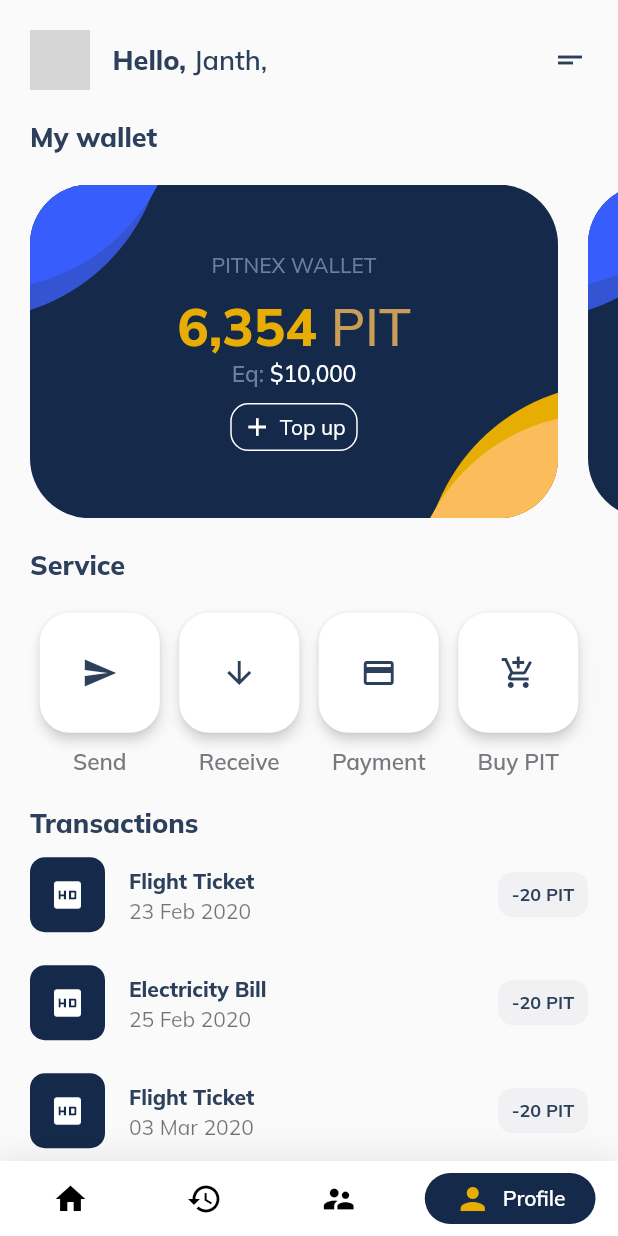
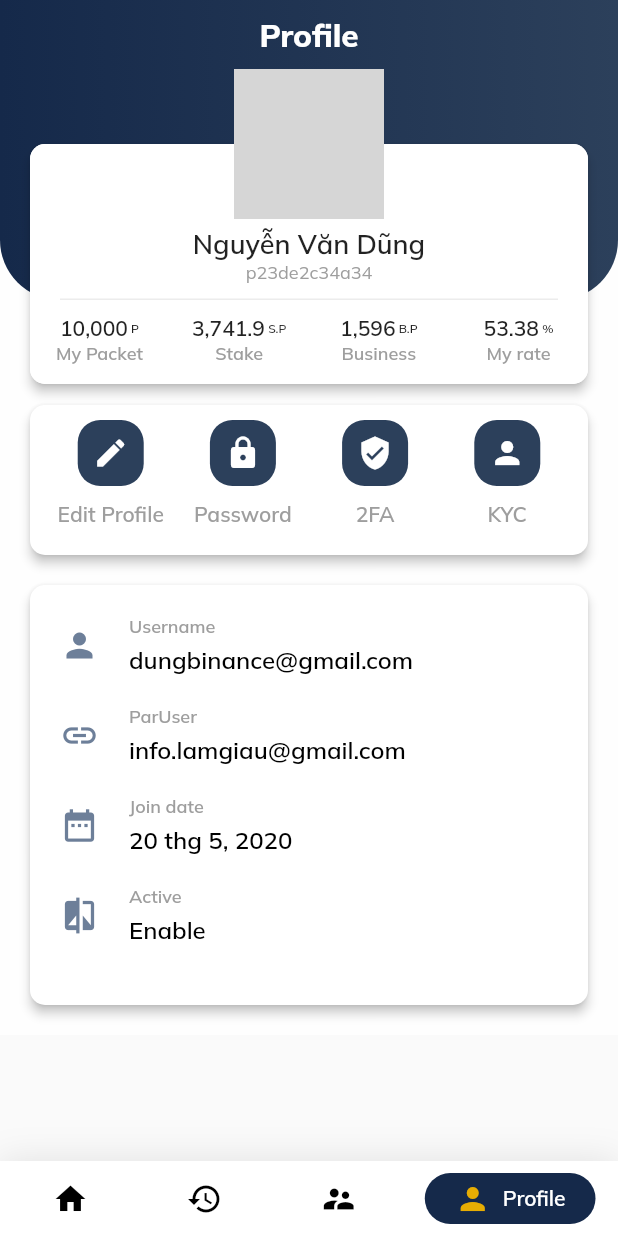
Before and after one commit to nhtlquan/wallet_flutter, a Flutter app: the screen it shows after launch, item 4 of the bottom bar chosen, on a phone screen of 412 x 824 dp. Run offline on Flutter 3.47's test engine with Material 2 defaults, Android fonts, the phone set to English and light mode, and no system bars; drawn by our look-alikes of google_nav_bar; our stand-ins replace curved_navigation_bar, flutter_svg, google_fonts; network calls fail; grey boxes are pictures that could not be loaded.

Commit message:
history, profile

```diff
--- a/lib/src/pages/homePage.dart
+++ b/lib/src/pages/homePage.dart
@@ -1,7 +1,10 @@
 import 'package:curved_navigation_bar/curved_navigation_bar.dart';
 import 'package:flutter/cupertino.dart';
 import 'package:flutter/material.dart';
+import 'package:flutter_wallet_app/src/pages/buyPitMoney.dart';
 import 'package:flutter_wallet_app/src/pages/pageReciveMoney.dart';
+import 'package:flutter_wallet_app/src/pages/profilePage.dart';
+import 'package:flutter_wallet_app/src/pages/transactionPage.dart';
 import 'package:flutter_wallet_app/src/theme/light_color.dart';
 import 'package:flutter_wallet_app/src/theme/theme.dart';
 import 'package:flutter_wallet_app/src/widgets/balance_card.dart';
@@ -19,7 +22,6 @@ class HomePage extends StatefulWidget {
 
 class _HomePageState extends State<HomePage> {
   int _page = 0;
-  GlobalKey _bottomNavigationKey = GlobalKey();
 
   Widget _appBar() {
     return Row(
@@ -57,8 +59,16 @@ class _HomePageState extends State<HomePage> {
               Navigator.push(context, CupertinoPageRoute(builder: (context) => ReceiveMoneyPage()));
             },
             child: _icon(Icons.arrow_downward, "Receive")),
-        _icon(Icons.payment, "Payment"),
-        _icon(Icons.add_shopping_cart, "Buy PIT"),
+        InkWell(
+            onTap: () {
+              Navigator.push(context, CupertinoPageRoute(builder: (context) => BuyPitPage()));
+            },
+            child: _icon(Icons.payment, "Payment")),
+        InkWell(
+            onTap: () {
+              Navigator.push(context, CupertinoPageRoute(builder: (context) => BuyPitPage()));
+            },
+            child: _icon(Icons.add_shopping_cart, "Buy PIT")),
       ],
     );
   }
@@ -138,7 +148,6 @@ class _HomePageState extends State<HomePage> {
       bottomNavigationBar: Container(
         decoration: BoxDecoration(
             color: Colors.white, boxShadow: [BoxShadow(blurRadius: 20, color: Colors.black.withOpacity(.1))]),
-          child: SafeArea(
         child: Padding(
           padding: const EdgeInsets.symmetric(horizontal: 15.0, vertical: 8),
           child: GNav(
@@ -178,8 +187,25 @@ class _HomePageState extends State<HomePage> {
               }),
         ),
       ),
-        ),
-        body: SafeArea(
+      body: getBody(),
+    );
+  }
+
+  getBody() {
+    switch (_page) {
+      case 0:
+        return HomeView();
+      case 1:
+        return TransactionPage();
+      case 2:
+        return HomeView();
+      case 3:
+        return ProfilePage();
+    }
+  }
+
+  Widget HomeView() {
+    return SafeArea(
       child: SingleChildScrollView(
         child: Container(
             child: Column(
@@ -241,6 +267,7 @@ class _HomePageState extends State<HomePage> {
             ),
           ],
         )),
-        )));
+      ),
+    );
   }
 }
--- /dev/null
+++ b/lib/src/pages/profilePage.dart
@@ -0,0 +1,281 @@
+import 'package:flutter/material.dart';
+import 'package:flutter_wallet_app/src/ResourceUtil.dart';
+import 'package:flutter_wallet_app/src/theme/light_color.dart';
+import 'package:flutter_wallet_app/src/widgets/title_text.dart';
+
+class ProfilePage extends StatefulWidget {
+  @override
+  _ProfilePageState createState() => _ProfilePageState();
+}
+//SELL Account 8710 CP, Phanmasta, Hexe, Alts Full Jin, Trade with MiddleMan service, Pm more info, Discord:
+// NhtlQuan#0335
+class _ProfilePageState extends State<ProfilePage> {
+  @override
+  Widget build(BuildContext context) {
+    return Material(
+      color: Colors.white70,
+      child: Container(
+        color: Colors.white24,
+        child: Stack(
+          children: [
+            Container(
+              height: 200,
+              width: double.infinity,
+              decoration: BoxDecoration(
+                  gradient: new LinearGradient(
+                      colors: [
+                        LightColor.navyBlue1,
+                        LightColor.navyBlue2,
+//                      ResourceUtil.hexToColor('66c0fe'),
+//                      ResourceUtil.hexToColor('6883f8'),
+                      ],
+                      begin: const FractionalOffset(0.0, 0.0),
+                      end: const FractionalOffset(1.0, 0.0),
+                      stops: [0.0, 1.0],
+                      tileMode: TileMode.clamp),
+                  borderRadius: BorderRadius.only(bottomLeft: Radius.circular(40), bottomRight: Radius.circular(40))),
+            ),
+            SafeArea(
+              child: SingleChildScrollView(
+                child: Column(
+                  mainAxisSize: MainAxisSize.max,
+                  crossAxisAlignment: CrossAxisAlignment.center,
+                  children: [
+                    SizedBox(
+                      height: 10,
+                    ),
+                    Center(
+                      child: TitleText(
+                        text: "Profile",
+                        color: Colors.white,
+                        fontSize: 21,
+                      ),
+                    ),
+                    SizedBox(
+                      height: 10,
+                    ),
+                    Stack(
+                      children: [
+                        Container(
+                          margin: EdgeInsets.only(left: 20, right: 20, top: 50),
+                          child: Material(
+                            color: Colors.white,
+                            elevation: 3,
+                            borderRadius: BorderRadius.circular(10),
+                            child: Container(
+                              height: 160,
+                              width: double.infinity,
+                              decoration: BoxDecoration(color: Colors.white, borderRadius: BorderRadius.circular(10)),
+                            ),
+                          ),
+                        ),
+                        Column(
+                          children: [
+                            Center(
+                              child: Container(
+                                height: 100,
+                                width: 100,
+                                decoration: BoxDecoration(
+                                    image: DecorationImage(
+                                        image: NetworkImage(
+                                            "https://jshopping.in/images/detailed/591/ibboll-Fashion-Mens-Optical-Glasses-Frames-Classic-Square-Wrap-Frame-Luxury-Brand-Men-Clear-Eyeglasses-Frame.jpg"),
+                                        fit: BoxFit.cover),
+                                    border: Border.all(color: Colors.white, width: 5),
+                                    borderRadius: BorderRadius.all(Radius.circular(50))),
+                              ),
+                            ),
+                            SizedBox(
+                              height: 5,
+                            ),
+                            TitleText(
+                              text: "Nguyễn Văn Dũng",
+                              color: Colors.black87,
+                              fontSize: 18,
+                              fontWeight: FontWeight.w600,
+                            ),
+                            TitleText(
+                              text: "p23de2c34a34",
+                              color: Colors.grey,
+                              fontWeight: FontWeight.normal,
+                              fontSize: 12,
+                            ),
+                            Container(
+                              margin: EdgeInsets.only(left: 40, right: 40, top: 10, bottom: 10),
+                              height: 1,
+                              color: Colors.grey.withOpacity(0.2),
+                              width: double.infinity,
+                            ),
+                            Container(
+                              height: 50,
+                              margin: EdgeInsets.only(left: 20, right: 20),
+                              child: GridView.count(
+                                  childAspectRatio: 1 / 1,
+                                  mainAxisSpacing: 0.5,
+                                  crossAxisSpacing: 0.5,
+                                  padding: EdgeInsets.all(0.0),
+                                  crossAxisCount: 4,
+                                  children: <Widget>[
+                                    itemInfo('My Packet', '10,000', ' P'),
+                                    itemInfo('Stake', '3,741.9', ' S.P'),
+                                    itemInfo('Business', '1,596', ' B.P'),
+                                    itemInfo('My rate', '53.38', ' %'),
+                                  ]),
+                            ),
+                          ],
+                        ),
+                      ],
+                    ),
+                    Container(
+                      margin: EdgeInsets.only(left: 20, right: 20, top: 10),
+                      child: Material(
+                        color: Colors.white,
+                        elevation: 3,
+                        borderRadius: BorderRadius.circular(10),
+                        child: Container(
+                          padding: EdgeInsets.all(10),
+                          height: 100,
+                          child: GridView.count(
+                              childAspectRatio: 1 / 1,
+                              mainAxisSpacing: 0.5,
+                              crossAxisSpacing: 0.5,
+                              padding: EdgeInsets.all(0.0),
+                              crossAxisCount: 4,
+                              children: <Widget>[
+                                itemService(Icons.edit, 'Edit Profile', Colors.blueAccent),
+                                itemService(Icons.lock, 'Password', Colors.red),
+                                itemService(Icons.verified_user, '2FA', Colors.green),
+                                itemService(Icons.person, 'KYC', LightColor.yellow),
+                              ]),
+                        ),
+                      ),
+                    ),
+                    Container(
+                      margin: EdgeInsets.all(20),
+                      child: Material(
+                        elevation: 3,
+                        borderRadius: BorderRadius.circular(10),
+                        color: Colors.white,
+                        child: Padding(
+                          padding: const EdgeInsets.all(20),
+                          child: Column(
+                            children: [
+                              itemDetail('Username', 'dungbinance@gmail.com', Icons.person, Colors.blue),
+                              itemDetail('ParUser', 'info.lamgiau@gmail.com', Icons.link, Colors.yellow),
+                              itemDetail('Join date', '20 thg 5, 2020', Icons.date_range, Colors.pink),
+                              itemDetail('Active', 'Enable', Icons.compare, Colors.green),
+                            ],
+                          ),
+                        ),
+                      ),
+                    )
+                  ],
+                ),
+              ),
+            )
+          ],
+        ),
+      ),
+    );
+  }
+
+  Widget itemService(IconData icon, String title, Color color) {
+    return Container(
+      child: Column(
+        children: [
+          Container(
+            padding: EdgeInsets.all(10),
+            decoration: BoxDecoration(color: LightColor.navyBlue2, borderRadius: BorderRadius.circular(15)),
+            child: Icon(
+              icon,
+
+              color: Colors.white,
+            ),
+          ),
+          SizedBox(
+            height: 10,
+          ),
+          TitleText(
+            text: title,
+            color: Colors.grey,
+            fontSize: 14,
+            fontWeight: FontWeight.w600,
+          ),
+        ],
+      ),
+    );
+  }
+
+  Widget itemDetail(String title, String value, IconData icon, Color color) {
+    return Container(
+      margin: EdgeInsets.only(bottom: 20),
+      child: Row(
+        children: [
+          Icon(
+            icon,
+            size: 26,
+            color: LightColor.lightNavyBlue,
+          ),
+          SizedBox(
+            width: 20,
+          ),
+          Column(
+            crossAxisAlignment: CrossAxisAlignment.start,
+            children: [
+              TitleText(
+                text: title,
+                color: Colors.grey,
+                fontSize: 12,
+                fontWeight: FontWeight.w600,
+              ),
+              SizedBox(
+                height: 5,
+              ),
+              TitleText(
+                text: value,
+                color: Colors.black,
+                fontSize: 16,
+                fontWeight: FontWeight.w600,
+              ),
+            ],
+          )
+        ],
+      ),
+    );
+  }
+
+  Widget itemInfo(String title, String value, unit) {
+    return Container(
+      child: Column(
+        children: [
+          Container(
+            child: Center(
+              child: Row(
+                mainAxisAlignment: MainAxisAlignment.center,
+                children: [
+                  TitleText(
+                    text: value,
+                    color: Colors.black87,
+                    fontSize: 14,
+                    fontWeight: FontWeight.w600,
+                  ),
+                  TitleText(
+                    text: unit,
+                    color: Colors.black87,
+                    fontSize: 8,
+                    fontWeight: FontWeight.w600,
+                  ),
+                ],
+              ),
+            ),
+          ),
+          TitleText(
+            text: title,
+            color: Colors.grey,
+            fontSize: 12,
+            fontWeight: FontWeight.w600,
+          ),
+        ],
+      ),
+    );
+  }
+}
--- a/lib/src/widgets/title_text.dart
+++ b/lib/src/widgets/title_text.dart
@@ -6,10 +6,13 @@ class TitleText extends StatelessWidget {
   final String text;
   final double fontSize;
   final Color color;
+  final FontWeight fontWeight;
+
   const TitleText(
       {Key key,
       this.text,
       this.fontSize = 18,
+        this.fontWeight = FontWeight.w800,
       this.color = LightColor.navyBlue2})
       : super(key: key);
   @override
@@ -17,7 +20,7 @@ class TitleText extends StatelessWidget {
     return Container(
       child: Text(text,
           style: GoogleFonts.muli(
-              fontSize: fontSize, fontWeight: FontWeight.w800, color: color)),
+              fontSize: fontSize, fontWeight: fontWeight, color: color)),
     );
   }
 }
--- a/pubspec.yaml
+++ b/pubspec.yaml
@@ -27,6 +27,7 @@ dependencies:
   curved_navigation_bar: ^0.3.3
   google_nav_bar: ^3.0.0
   flutter_svg: ^0.18.0
+  menu_button: ^1.2.1
 
 dev_dependencies:
   flutter_test:
```
Also changed, not shown: lib/src/ResourceUtil.dart (+16 -0 lines), lib/src/pages/buyPitMoney.dart (added, +177 -0 lines), lib/src/pages/transactionPage.dart (added, +213 -0 lines), assets/Icons/bitcoin.svg (added), assets/Icons/download.svg (added), assets/Icons/ethereum.svg (added), assets/Icons/tether.svg (added), flutter_07.png (added), flutter_08.png (added), flutter_09.png (added), flutter_10.png (added), pubspec.lock. Lines whose indentation alone changed are shown as unchanged.
